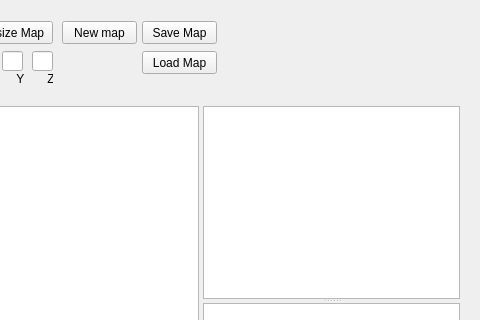
First picture: the form in sources/representation/qt/mapeditorform.ui, repository griefly/griefly, before the edit; both pictures show x 339 to 819 and y 0 to 320 of the 819 by 619 pixel window.
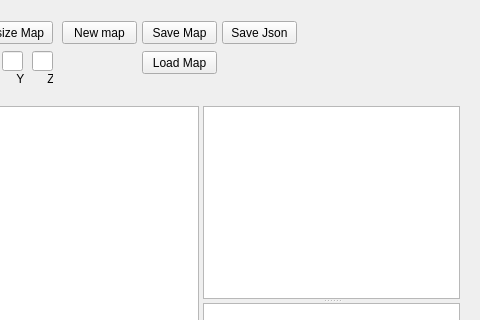
Second picture: the form after the edit.

Commit message: Map can be saved as json in the map editor now #474

Patch:
```diff
--- a/sources/representation/qt/mapeditorform.ui
+++ b/sources/representation/qt/mapeditorform.ui
@@ -190,6 +190,19 @@
          <string>Resize Map</string>
         </property>
        </widget>
+       <widget class="QPushButton" name="saveMapJson">
+        <property name="geometry">
+         <rect>
+          <x>550</x>
+          <y>10</y>
+          <width>75</width>
+          <height>23</height>
+         </rect>
+        </property>
+        <property name="text">
+         <string>Save Json</string>
+        </property>
+       </widget>
       </widget>
      </item>
      <item>
```
The commit also changes 3 other files.
